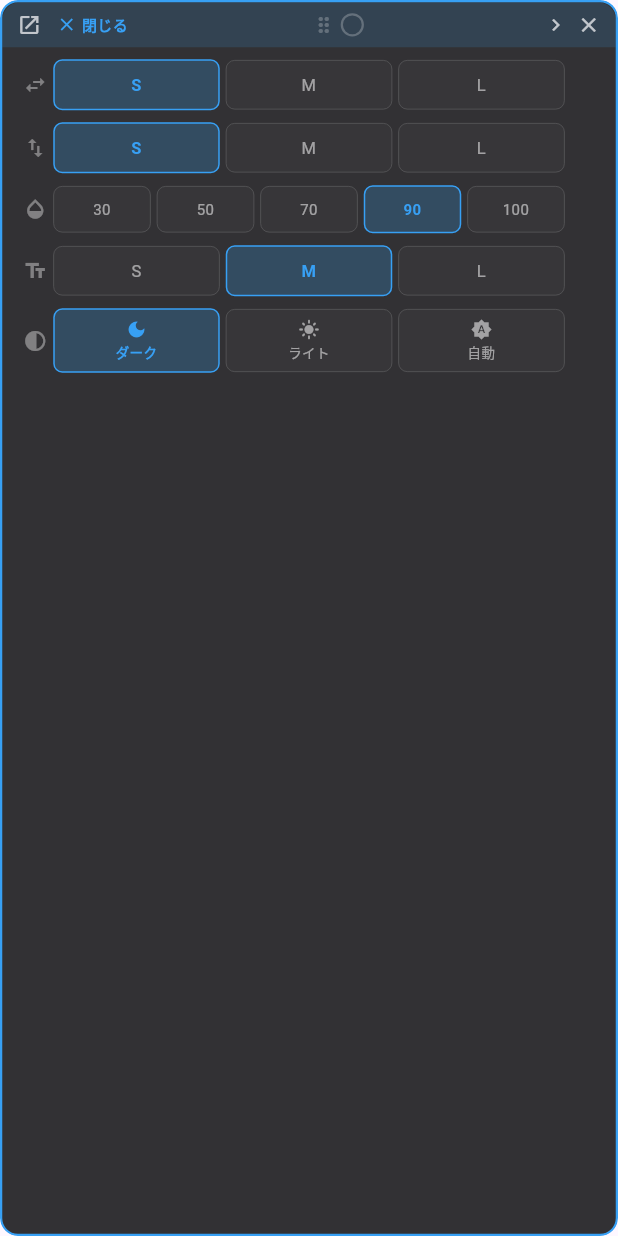
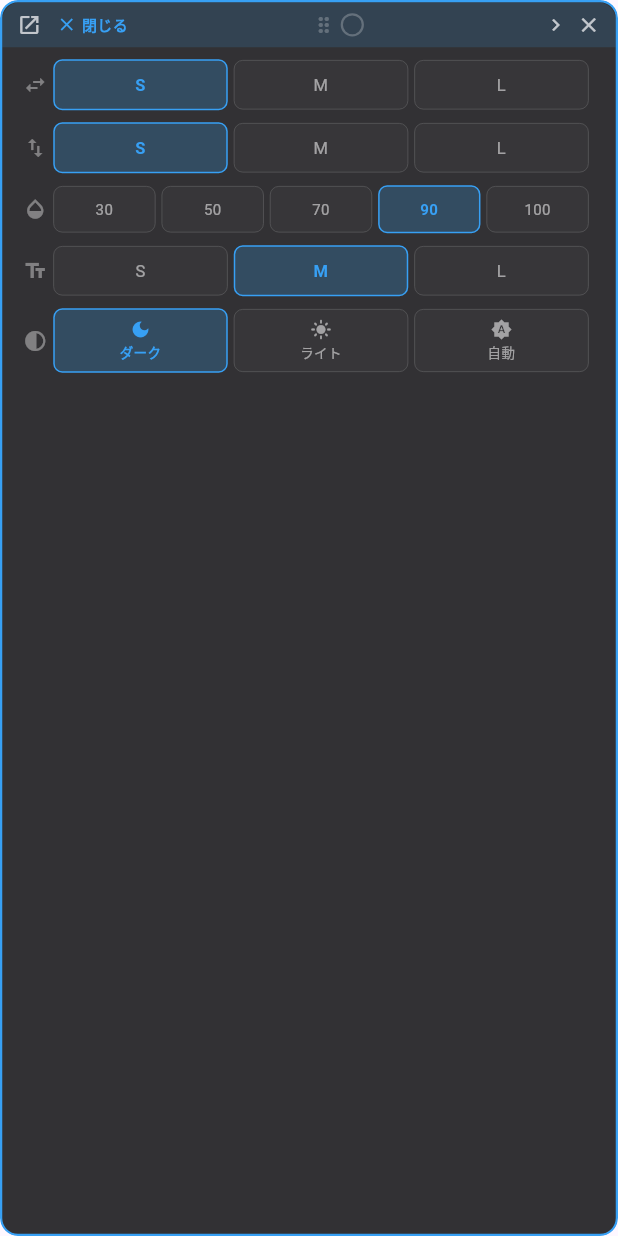
Before and after one commit to kuronekorou39/mobile-omniverse, a Flutter app: the OverlayTimelineScreen widget shown alone on an empty page, opened directly, after a tap on "設定", on a phone screen of 412 x 824 dp. Run offline on Flutter 3.47's test engine with Material 3 defaults, Android fonts, the phone set to English and light mode, and no system bars; our stand-ins replace cached_network_image, flutter_riverpod, flutter_secure_storage, package_info_plus, share_plus, shared_preferences; missing offline and left inert: flutter_inappwebview; accounts and stored records are empty; network calls fail.

Commit message:
fix: ドラッグ範囲制限を離した時のスナップバックに変更＋設定パネル右余白修正
- ドラッグ中は画面外まで自由に移動可能、指を離すとease-outアニメーションで範囲内に戻る
- クランプ計算をclampPosition()に共通化
- 設定パネルの右余白を24px→8pxに縮小し左右バランスを改善

Co-Authored-By: Claude Opus 4.6 <noreply@anthropic.com>

```diff
--- a/lib/screens/overlay_timeline_screen.dart
+++ b/lib/screens/overlay_timeline_screen.dart
@@ -211,7 +211,7 @@ class _OverlayTimelineScreenState extends State<OverlayTimelineScreen> {
             ),
           ),
         ],
-        const SizedBox(width: 24),
+        const SizedBox(width: 8),
       ],
     );
   }
@@ -258,7 +258,7 @@ class _OverlayTimelineScreenState extends State<OverlayTimelineScreen> {
             ),
           ),
         ],
-        const SizedBox(width: 24),
+        const SizedBox(width: 8),
       ],
     );
   }
@@ -319,7 +319,7 @@ class _OverlayTimelineScreenState extends State<OverlayTimelineScreen> {
             ),
           ),
         ],
-        const SizedBox(width: 24),
+        const SizedBox(width: 8),
       ],
     );
   }
--- a/pubspec.yaml
+++ b/pubspec.yaml
@@ -16,7 +16,7 @@ publish_to: 'none' # Remove this line if you wish to publish to pub.dev
 # https://developer.apple.com/library/archive/documentation/General/Reference/InfoPlistKeyReference/Articles/CoreFoundationKeys.html
 # In Windows, build-name is used as the major, minor, and patch parts
 # of the product and file versions while build-number is used as the build suffix.
-version: 1.2.74+79
+version: 1.2.75+80
 
 environment:
   sdk: ^3.11.0
```
Also changed, not shown: 1 other file.
